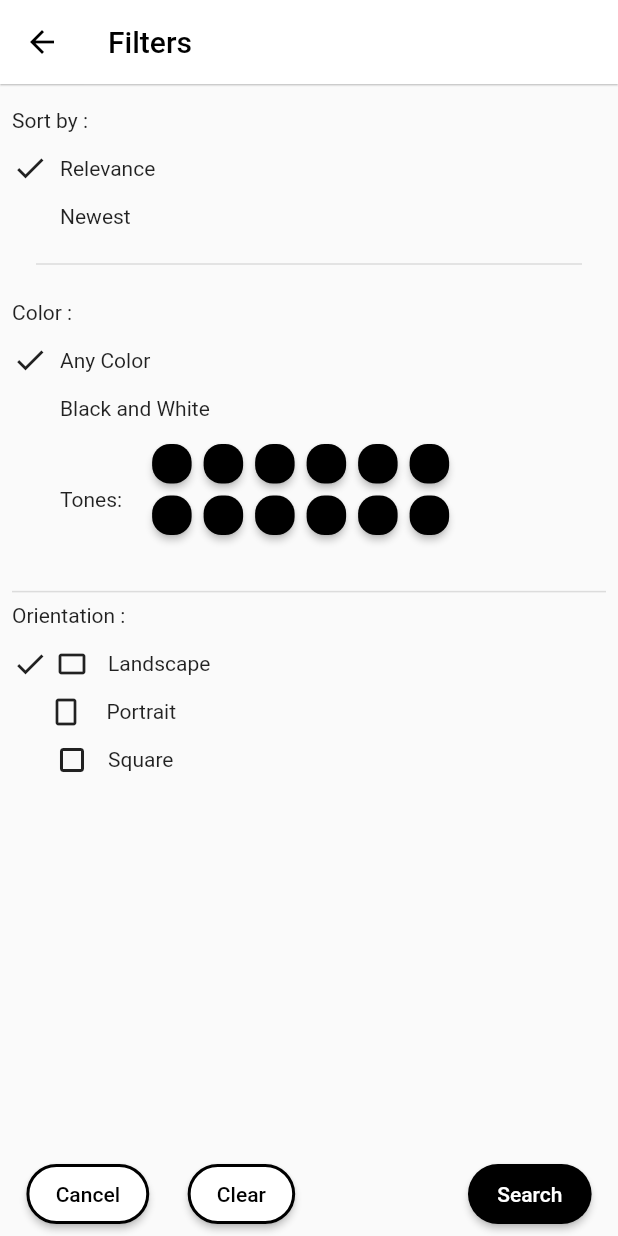
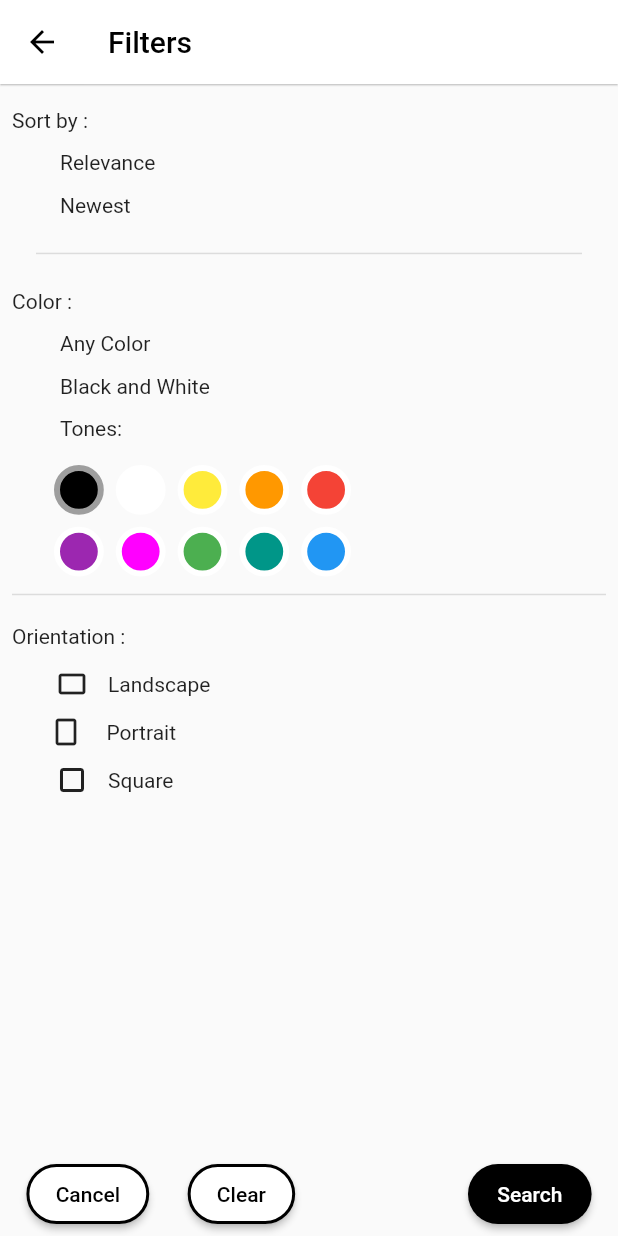
Before and after one commit to aatikakhan/Unsplash-Gallery, a Flutter app: the AdvanceSearch screen opened directly, on a phone screen of 412 x 824 dp. Run offline on Flutter 3.47's test engine with Material 2 defaults, Android fonts, the phone set to English and light mode, and no system bars; network calls fail.

Commit message:
search based on filters working

```diff
--- a/lib/data_provider.dart
+++ b/lib/data_provider.dart
@@ -11,13 +11,21 @@ class DataProvider with ChangeNotifier {
   String? status = 'hold on';
   DataModel? dat;
   String? searchQuery = 'star-wars';
+  String sortbyValue = '';
+  String colorValue = '';
+  String orientationValue = '';
 
-  Future<List<DataModel>?> getData() async {
+  Future<List<DataModel>?> getData(
+      String orderbyValue, String colorValue, String orientationValue) async {
     String url = "https://api.unsplash.com/search/photos/";
 
     Map<String, String> qParams = {
-      'client_id': id,
+      'client_id': clientIdKey,
       'query': searchQuery!,
+      'per_page': '10',
+      'order_by': orderbyValue,
+      'color': colorValue,
+      'orientation': orientationValue,
     };
 
     Uri uri = Uri.parse(url).replace(queryParameters: qParams);
--- a/lib/screens/advance_search.dart
+++ b/lib/screens/advance_search.dart
@@ -1,4 +1,7 @@
 import 'package:flutter/material.dart';
+import 'package:provider/provider.dart';
+
+import '../data_provider.dart';
 
 class AdvanceSearch extends StatefulWidget {
   const AdvanceSearch({Key? key}) : super(key: key);
@@ -8,20 +11,43 @@ class AdvanceSearch extends StatefulWidget {
 }
 
 class _AdvanceSearchState extends State<AdvanceSearch> {
-  bool _relevanceCheck = true;
+  bool _relevanceCheck = false;
   bool _newestCheck = false;
   String relevanceValue = 'relevence';
-
-  bool _anyColorCheck = true;
+  bool _anyColorCheck = false;
   bool _blacAndWhiteCheck = false;
   bool _selectedToneCheck = false;
-  List<Colors> colorslist = [];
-  bool _landscapeCheck = true;
+  bool _landscapeCheck = false;
   bool _portraitCheck = false;
   bool _squareCheck = false;
   String sortbyValue = '';
   String colorValue = '';
   String orientationValue = '';
+  int indextone = 0;
+  List<Color> materialColorsList = [
+    Colors.black,
+    Colors.white,
+    Colors.yellow,
+    Colors.orange,
+    Colors.red,
+    Colors.purple,
+    const Color(0xFFFF00FF),
+    Colors.green,
+    Colors.teal,
+    Colors.blue
+  ];
+  List<String> colourNameList = [
+    'black',
+    'white',
+    'yellow',
+    'orange',
+    'red',
+    'purple',
+    'magenta',
+    'green',
+    'teal',
+    'blue'
+  ];
 
   @override
   Widget build(BuildContext context) {
@@ -47,7 +73,9 @@ class _AdvanceSearchState extends State<AdvanceSearch> {
               const SizedBox(height: 8),
               const Text('Sort by : '),
               const SizedBox(height: 12),
-              Row(
+              SizedBox(
+                height: MediaQuery.of(context).size.height * .02,
+                child: Row(
                   children: [
                     _relevanceCheck
                         ? const SizedBox(width: 16, child: Icon(Icons.check))
@@ -56,6 +84,7 @@ class _AdvanceSearchState extends State<AdvanceSearch> {
                     GestureDetector(
                       child: const Text('Relevance'),
                       onTap: () {
+                        sortbyValue = 'relevant';
                         setState(() {
                           _relevanceCheck = true;
                           _newestCheck = false;
@@ -64,8 +93,11 @@ class _AdvanceSearchState extends State<AdvanceSearch> {
                     ),
                   ],
                 ),
+              ),
               const SizedBox(height: 12),
-              Row(
+              SizedBox(
+                height: MediaQuery.of(context).size.height * .02,
+                child: Row(
                   children: [
                     _newestCheck
                         ? const SizedBox(width: 16, child: Icon(Icons.check))
@@ -74,6 +106,7 @@ class _AdvanceSearchState extends State<AdvanceSearch> {
                     GestureDetector(
                       child: const Text('Newest'),
                       onTap: () {
+                        sortbyValue = 'latest';
                         setState(() {
                           _relevanceCheck = false;
                           _newestCheck = true;
@@ -82,13 +115,16 @@ class _AdvanceSearchState extends State<AdvanceSearch> {
                     ),
                   ],
                 ),
+              ),
               const Padding(
                 padding: EdgeInsets.all(16.0),
                 child: Divider(thickness: 1),
               ),
               const Text('Color : '),
               const SizedBox(height: 12),
-              Row(
+              SizedBox(
+                  height: MediaQuery.of(context).size.height * .02,
+                  child: Row(
                     children: [
                       _anyColorCheck
                           ? const SizedBox(width: 16, child: Icon(Icons.check))
@@ -97,6 +133,7 @@ class _AdvanceSearchState extends State<AdvanceSearch> {
                       GestureDetector(
                         child: const Text('Any Color'),
                         onTap: () {
+                          colorValue = '';
                           setState(() {
                             _anyColorCheck = true;
                             _blacAndWhiteCheck = false;
@@ -105,9 +142,11 @@ class _AdvanceSearchState extends State<AdvanceSearch> {
                         },
                       ),
                     ],
-              ),
+                  )),
               const SizedBox(height: 12),
-              Row(
+              SizedBox(
+                  height: MediaQuery.of(context).size.height * .02,
+                  child: Row(
                     children: [
                       _blacAndWhiteCheck
                           ? const SizedBox(width: 16, child: Icon(Icons.check))
@@ -116,6 +155,7 @@ class _AdvanceSearchState extends State<AdvanceSearch> {
                       GestureDetector(
                         child: const Text('Black and White'),
                         onTap: () {
+                          colorValue = 'black_and_white';
                           setState(() {
                             _anyColorCheck = false;
                             _blacAndWhiteCheck = true;
@@ -124,49 +164,67 @@ class _AdvanceSearchState extends State<AdvanceSearch> {
                         },
                       ),
                     ],
+                  )),
+              const SizedBox(height: 12),
+              const SizedBox(width: 32),
+              Row(
+                children: const [
+                  SizedBox(width: 32),
+                  Text('Tones:'),
+                ],
               ),
               const SizedBox(height: 12),
-              Row(
+              Padding(
+                padding: const EdgeInsets.only(left: 8),
+                child: SizedBox(
+                    height: MediaQuery.of(context).size.height * .1,
+                    child: Row(
                       children: [
-                  const SizedBox(width: 32),
-                  const Text('Tones:'),
                         const SizedBox(width: 16),
                         SizedBox(
                           height: MediaQuery.of(context).size.height * .1,
                           width: MediaQuery.of(context).size.width * .5,
-                    child: GridView.builder(physics: const NeverScrollableScrollPhysics(),
-                        itemCount: 12,
+                          child: GridView.builder(
+                              physics: const NeverScrollableScrollPhysics(),
+                              itemCount: 10,
                               gridDelegate:
                                   const SliverGridDelegateWithFixedCrossAxisCount(
-                          crossAxisCount: 6,
+                                crossAxisCount: 5,
                               ),
                               itemBuilder: (context, index) {
                                 return Padding(
                                   padding: const EdgeInsets.all(4.0),
-                            child: ElevatedButton(
-                              style: ElevatedButton.styleFrom(
-                                primary: Colors.black,
-                                shape: RoundedRectangleBorder(
-                                  borderRadius: BorderRadius.circular(12),
-                                ),
-                              ),
-                              onPressed: () {
+                                  child: GestureDetector(
+                                    child: Container(
+                                        decoration: BoxDecoration(
+                                            color: materialColorsList[index],
+                                            shape: BoxShape.circle,
+                                            border: indextone == index
+                                                ? Border.all(
+                                                    color: Colors.grey,
+                                                    width: 4)
+                                                : Border.all(
+                                                    color: Colors.white,
+                                                    width: 4))),
+                                    onTap: () {
                                       setState(() {
+                                        indextone = index;
                                         _selectedToneCheck = true;
                                         _anyColorCheck = false;
                                         _blacAndWhiteCheck = false;
-                                  // get colorId
+                                        colorValue =
+                                            colourNameList[index].toString();
                                       });
                                     },
-                              child: Container(),
                                   ),
                                 );
                               }),
                         )
                       ],
+                    )),
               ),
+              const Divider(thickness: 1),
               const SizedBox(height: 12),
-              const Divider(thickness: 1),
               const Text('Orientation :'),
               const SizedBox(height: 12),
               GestureDetector(
@@ -183,6 +241,7 @@ class _AdvanceSearchState extends State<AdvanceSearch> {
                   ],
                 ),
                 onTap: () {
+                  orientationValue = 'landscape';
                   setState(() {
                     _portraitCheck = false;
                     _landscapeCheck = true;
@@ -204,6 +263,7 @@ class _AdvanceSearchState extends State<AdvanceSearch> {
                   ],
                 ),
                 onTap: () {
+                  orientationValue = 'portrait';
                   setState(() {
                     _portraitCheck = true;
                     _landscapeCheck = false;
@@ -222,6 +282,7 @@ class _AdvanceSearchState extends State<AdvanceSearch> {
                   const Text('Square'),
                 ]),
                 onTap: () {
+                  orientationValue = 'squarish';
                   setState(() {
                     _portraitCheck = false;
                     _landscapeCheck = false;
@@ -315,7 +376,12 @@ class _AdvanceSearchState extends State<AdvanceSearch> {
                     borderRadius: BorderRadius.circular(32),
                   ),
                 ),
-                onPressed: () {},
+                onPressed: () {
+                  Provider.of<DataProvider>(context, listen: false)
+                      .getData(sortbyValue,  colorValue,orientationValue);
+                  Provider.of<DataProvider>(context, listen: false).data;
+                  Navigator.pop(context);
+                },
                 child: const Center(
                   child: Text(
                     ' Search ',
```
Also changed, not shown: lib/screens/home_page.dart (+17 -10 lines). Lines whose indentation alone changed are shown as unchanged.
